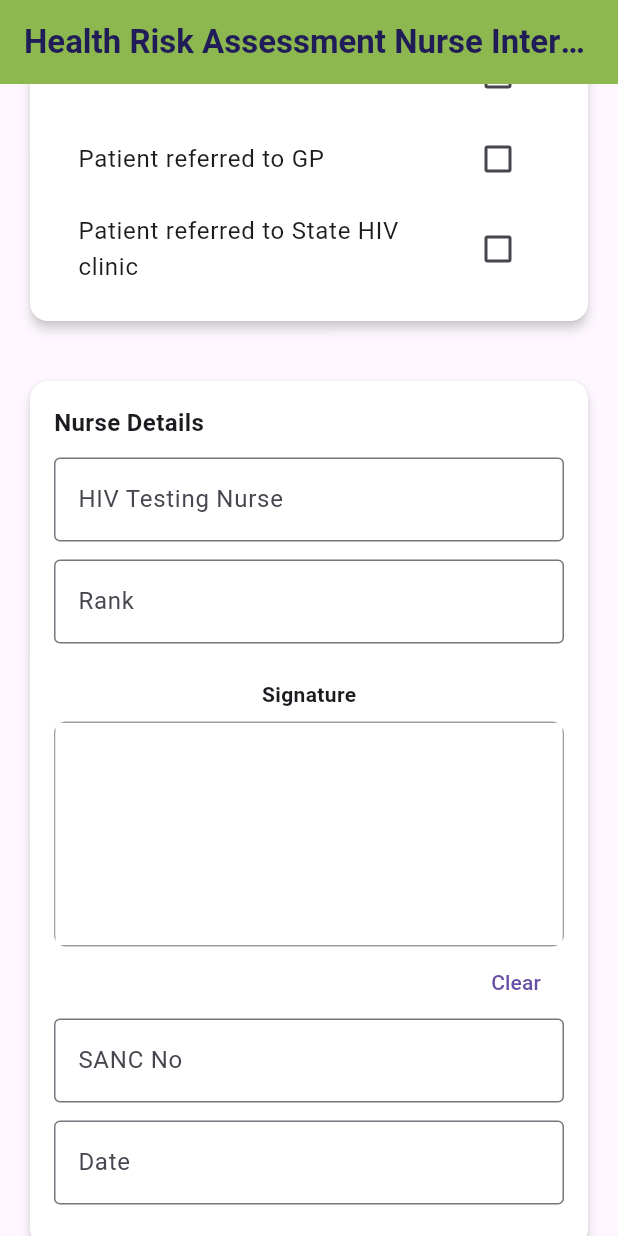
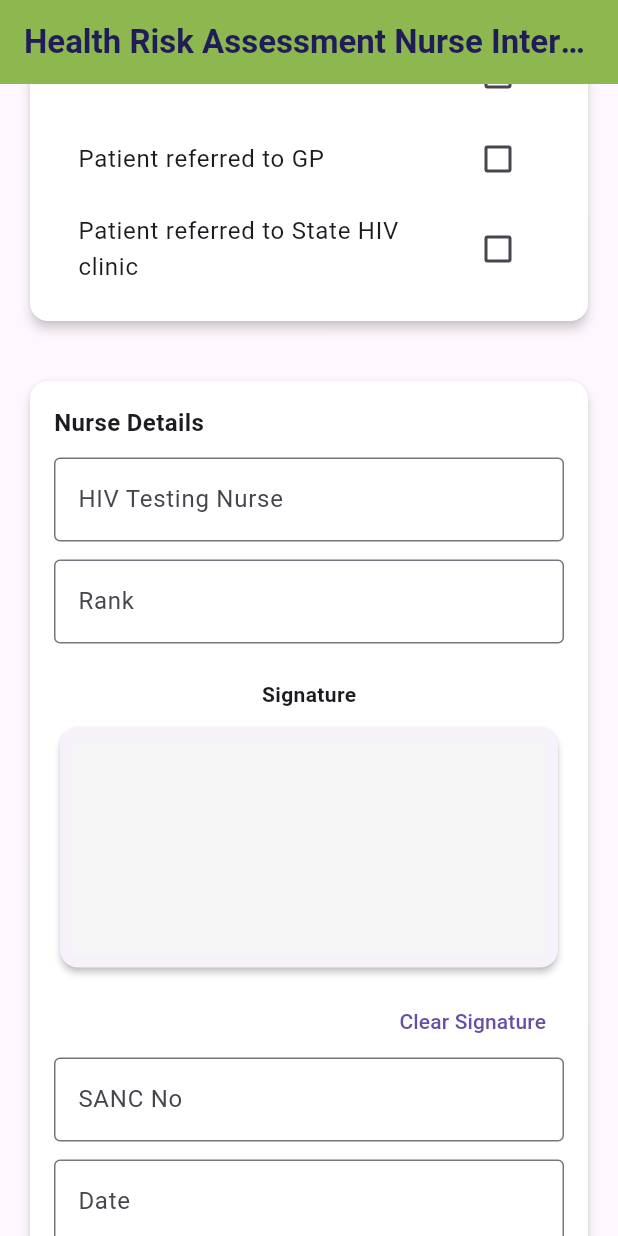
Before and after one commit to munashethedeveloper/kenwell_health_app, a Flutter app: the NurseInterventionScreen screen opened by its route, scrolled down 576 dp, on a phone screen of 412 x 824 dp. Run offline on Flutter 3.47's test engine with Material 3 defaults, Android fonts, the phone set to English and light mode, and no system bars; drawn by our look-alikes of signature; our stand-ins replace cloud_firestore, firebase_auth, flutter_svg, package_info_plus, shared_preferences, table_calendar; accounts and stored records are empty.

Commit message:
Checkpoint before follow-up message
Co-authored-by: munashethedeveloper <munashethedeveloper@gmail.com>

```diff
--- a/lib/ui/features/nurse_interventions/widgets/nurse_intervention_screen.dart
+++ b/lib/ui/features/nurse_interventions/widgets/nurse_intervention_screen.dart
@@ -161,29 +161,32 @@ class NurseInterventionScreen extends StatelessWidget {
                         requiredField: true,
                       ),
                       const SizedBox(height: 12),
-                    const Text('Signature',
-                        style: TextStyle(fontWeight: FontWeight.bold)),
+                      const Text(
+                        'Signature',
+                        style: TextStyle(fontWeight: FontWeight.bold),
+                      ),
                       const SizedBox(height: 8),
-                    Container(
-                      decoration: BoxDecoration(
-                        border: Border.all(color: Colors.grey),
-                        borderRadius: BorderRadius.circular(8),
+                      Card(
+                        shape: RoundedRectangleBorder(
+                          borderRadius: BorderRadius.circular(12),
                         ),
-                      height: 150,
+                        elevation: 2,
+                        child: Container(
+                          padding: const EdgeInsets.all(8),
+                          height: 160,
                           child: Signature(
                             controller: viewModel.signatureController,
-                        backgroundColor: Colors.white,
+                            backgroundColor: Colors.grey[100]!,
                           ),
                         ),
-                    Row(
-                      mainAxisAlignment: MainAxisAlignment.end,
-                      children: [
-                        TextButton(
-                          onPressed: () =>
-                              viewModel.signatureController.clear(),
-                          child: const Text('Clear'),
                       ),
-                      ],
+                      const SizedBox(height: 8),
+                      Align(
+                        alignment: Alignment.centerRight,
+                        child: TextButton(
+                          onPressed: () => viewModel.signatureController.clear(),
+                          child: const Text('Clear Signature'),
+                        ),
                       ),
                     _buildTextField(
                       'SANC No',
```
Lines whose indentation alone changed are shown as unchanged.
